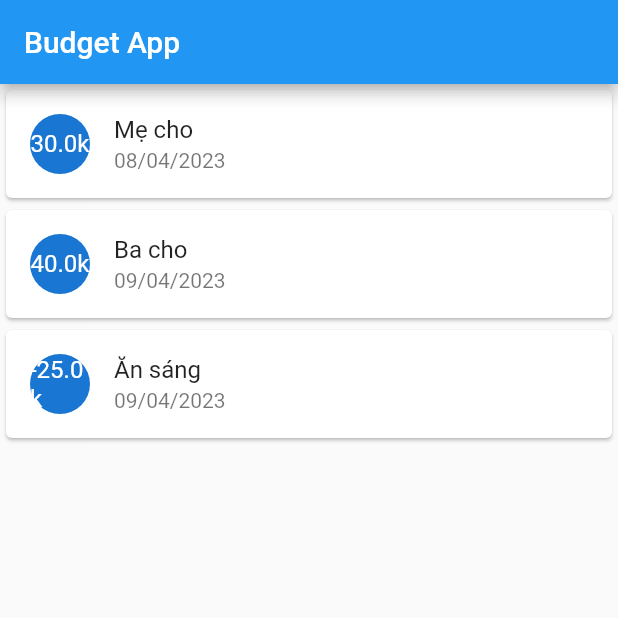
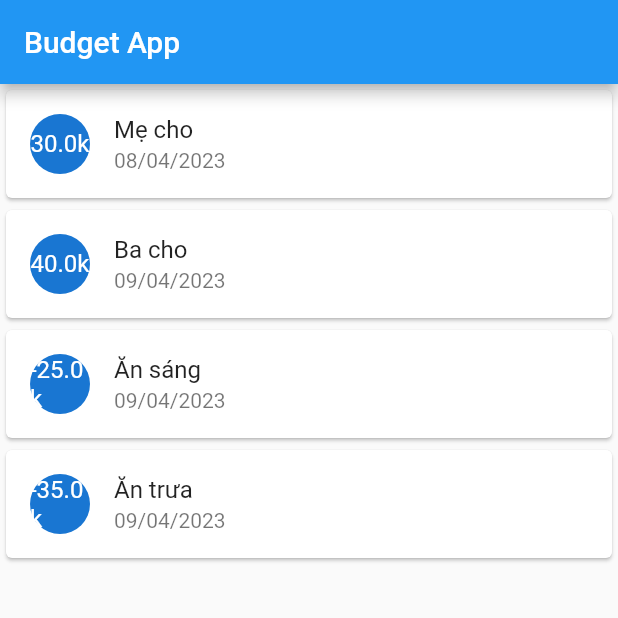
Before and after one commit to clb-khoa-hoc-ki-thuat/training_flutter_budget_app, a Flutter app: the screen it shows after launch, on a phone screen of 412 x 824 dp, the top half of it. Run offline on Flutter 3.47's test engine with Material 2 defaults, Android fonts, the phone set to English and light mode, and no system bars.

Commit message:
Display Transaction List using map()

```diff
--- a/lib/main.dart
+++ b/lib/main.dart
@@ -19,6 +19,7 @@ class MyApp extends StatelessWidget {
     Transaction('Mẹ cho', 30, '08/04/2023'),
     Transaction('Ba cho', 40, '09/04/2023'),
     Transaction('Ăn sáng', -25, '09/04/2023'),
+    Transaction('Ăn trưa', -35, '09/04/2023'),
   ];
 
   @override
@@ -33,35 +34,19 @@ class MyApp extends StatelessWidget {
           title: Text('Budget App'),
         ),
         body: Column(
-          children: [
-            Card(
-              child: ListTile(
-                leading: CircleAvatar(
-                  child: Text('${transactionList[0].amount}k'),
+          children: transactionList
+              .map(
+                (transaction) => Card(
+                  child: ListTile(
+                    leading: CircleAvatar(
+                      child: Text('${transaction.amount}k'),
+                    ),
+                    title: Text(transaction.description),
+                    subtitle: Text(transaction.date),
+                  ),
                 ),
-                title: Text(transactionList[0].description),
-                subtitle: Text(transactionList[0].date),
-              ),
-            ),
-            Card(
-              child: ListTile(
-                leading: CircleAvatar(
-                  child: Text('${transactionList[1].amount}k'),
-                ),
-                title: Text(transactionList[1].description),
-                subtitle: Text(transactionList[1].date),
-              ),
-            ),
-            Card(
-              child: ListTile(
-                leading: CircleAvatar(
-                  child: Text('${transactionList[2].amount}k'),
-                ),
-                title: Text(transactionList[2].description),
-                subtitle: Text(transactionList[2].date),
-              ),
-            ),
-          ],
+              )
+              .toList(),
         ),
       ),
     );
```
